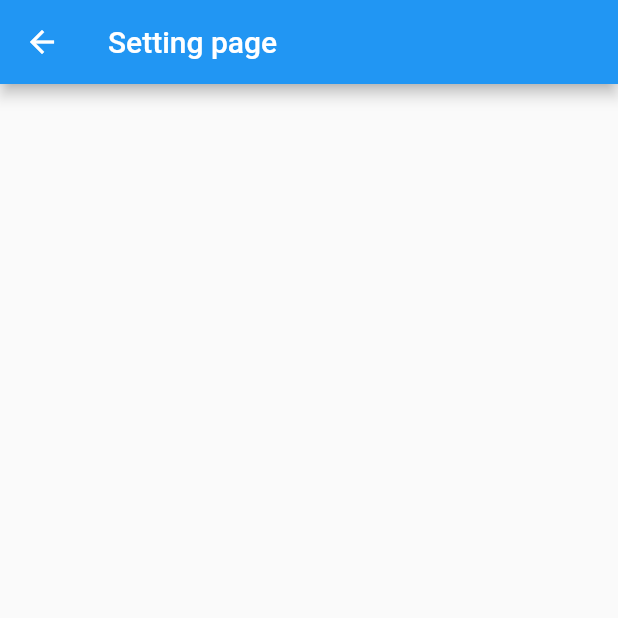
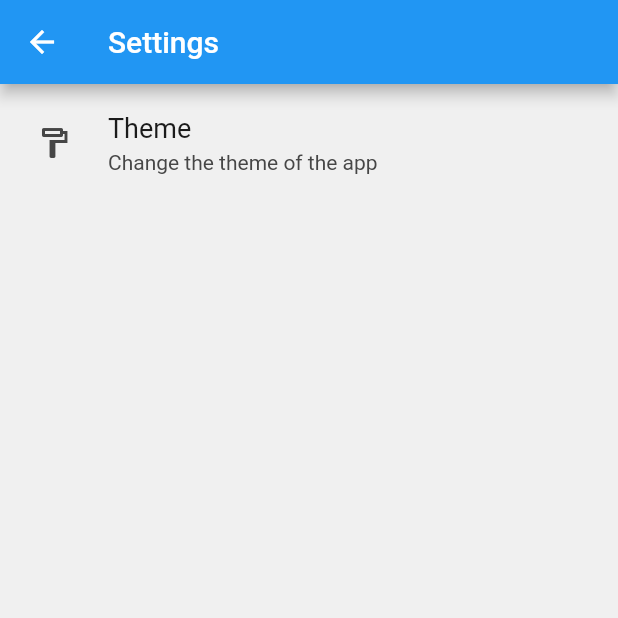
Before and after one commit to mishildesai/Journal-App, a Flutter app: the screen it shows after launch, after a tap on the "settings" icon, on a phone screen of 412 x 824 dp, the top half of it. Run offline on Flutter 3.47's test engine with Material 2 defaults, Android fonts, the phone set to English and light mode, and no system bars; drawn by our look-alikes of settings_ui; our stand-ins replace drift; accounts and stored records are empty; generated files the repository leaves out were written again.

Commit message:
Added Theme option in settings that opens the relevant modal dialog

```diff
--- a/lib/screens/settings_screen.dart
+++ b/lib/screens/settings_screen.dart
@@ -1,4 +1,7 @@
 import 'package:flutter/material.dart';
+import 'package:settings_ui/settings_ui.dart';
+
+import '../widgets/dialog/theme_selection_dialog.dart';
 
 class SettingsScreen extends StatefulWidget {
   const SettingsScreen({Key? key}) : super(key: key);
@@ -10,7 +13,24 @@ class SettingsScreen extends StatefulWidget {
 class SettingsScreenState extends State<SettingsScreen> {
   @override
   Widget build(BuildContext context) {
-    // TODO: implement build
-    return Scaffold(appBar: AppBar(title: const Text('Setting page')));
+    return Scaffold(
+      appBar: AppBar(title: const Text('Settings')),
+      body: SettingsList(sections: [
+        SettingsSection(tiles: <SettingsTile>[
+          SettingsTile.navigation(
+            onPressed: (context) => {
+              showDialog(
+                  context: context,
+                  builder: (BuildContext context) {
+                    return ThemeSelectionDialog();
+                  })
+            },
+            leading: const Icon(Icons.format_paint_outlined),
+            title: const Text("Theme"),
+            description: const Text("Change the theme of the app"),
+          )
+        ])
+      ]),
+    );
   }
 }
--- /dev/null
+++ b/lib/widgets/dialog/theme_selection_dialog.dart
@@ -0,0 +1,41 @@
+import 'package:flutter/material.dart';
+
+enum Theme { light, dark }
+
+class ThemeSelectionDialog extends StatefulWidget {
+  @override
+  State<StatefulWidget> createState() => ThemeSelectionDialogState();
+}
+
+class ThemeSelectionDialogState extends State<ThemeSelectionDialog> {
+  Theme? _theme;
+
+  ThemeSelectionDialogState()
+      : _theme = Theme.light,
+        super();
+
+  @override
+  Widget build(BuildContext context) {
+    return SimpleDialog(
+      title: const Text("Theme"),
+      children: [
+        RadioListTile(
+            title: const Text("Light"),
+            value: Theme.light,
+            groupValue: _theme,
+            onChanged: _onChanged),
+        RadioListTile(
+            title: const Text("Dark"),
+            value: Theme.dark,
+            groupValue: _theme,
+            onChanged: _onChanged)
+      ],
+    );
+  }
+
+  void _onChanged(Theme? value) {
+    setState(() {
+      _theme = value;
+    });
+  }
+}
--- a/pubspec.yaml
+++ b/pubspec.yaml
@@ -33,10 +33,7 @@ dependencies:
   sqlite3_flutter_libs: ^0.5.0
   path_provider: ^2.0.0
   path: ^1.8.1
-
-  # The following adds the Cupertino Icons font to your application.
-  # Use with the CupertinoIcons class for iOS style icons.
-  cupertino_icons: ^1.0.2
+  settings_ui: ^2.0.2
 
 dev_dependencies:
   flutter_test:
```
Also changed, not shown: pubspec.lock.
